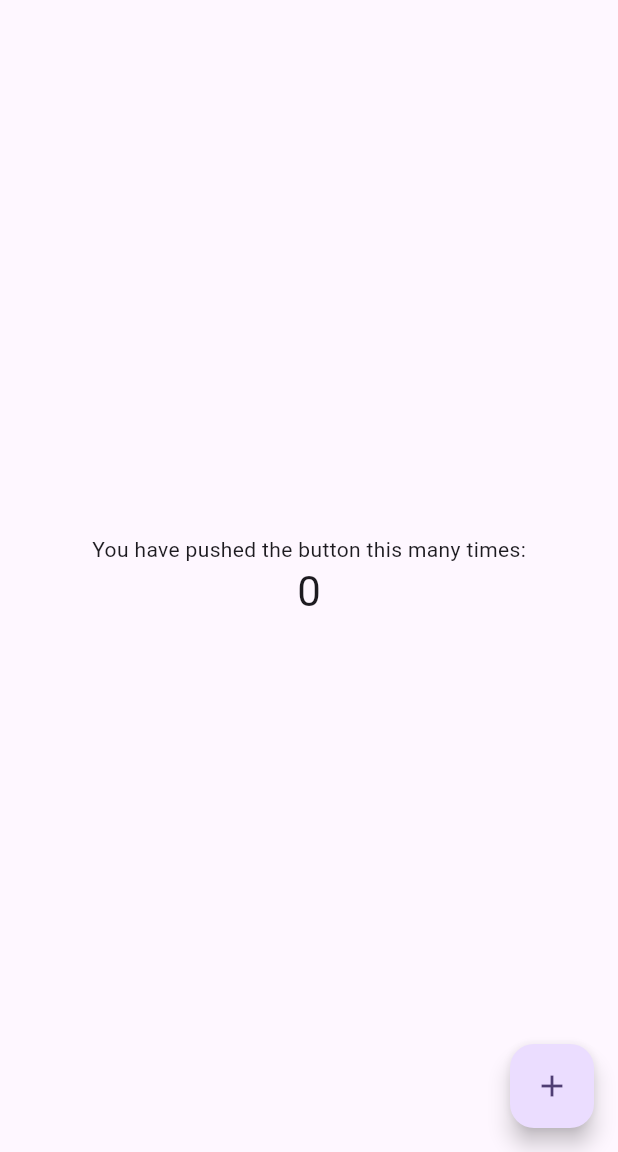
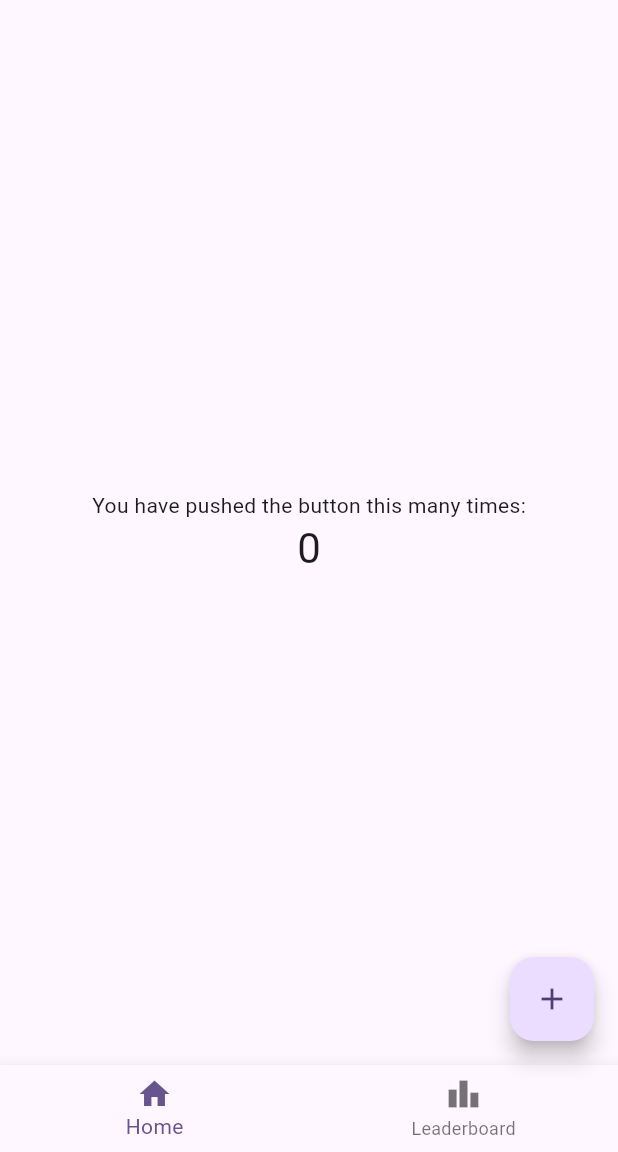
Before and after one commit to JoncarlosT/flutterplayground, a Flutter app: the screen it shows after launch, on a phone screen of 412 x 824 dp, the part 84-1236 px from its top. Run offline on Flutter 3.47's test engine with Material 2 defaults, Android fonts, the phone set to English and light mode, and no system bars.

```diff
--- a/lib/main.dart
+++ b/lib/main.dart
@@ -64,6 +64,13 @@ class _MyHomePageState extends State<MyHomePage> {
         tooltip: 'Increment',
         child: const Icon(Icons.add),
       ),
+      bottomNavigationBar: BottomNavigationBar(
+        items: const <BottomNavigationBarItem>[
+          BottomNavigationBarItem(icon: Icon(Icons.home), label: 'Home'),
+          BottomNavigationBarItem(
+              icon: Icon(Icons.leaderboard), label: 'Leaderboard')
+        ],
+      ),
     );
   }
 }
```
Also changed, not shown: lib/features/Home/presentation/Home.dart (added).
